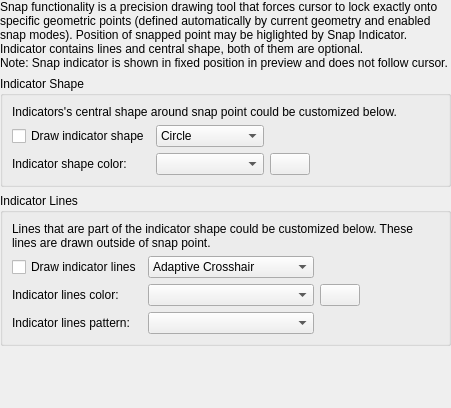
Qt form librecad/src/ui/dialogs/settings/options_drafting/pages/theme/lc_settings_page_drafting_theme_snap_indicator.ui (sand1024/LibreCAD) before a commit.
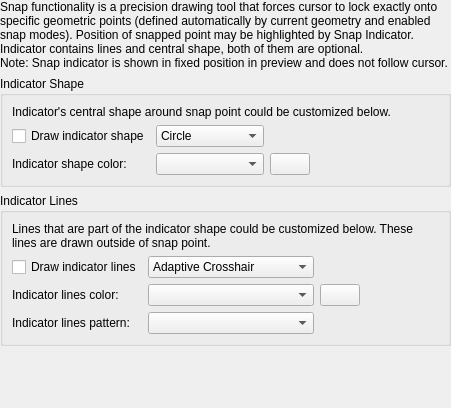
The same form after that commit. Custom widgets are drawn as their Qt base class.

```diff
--- a/librecad/src/ui/dialogs/settings/options_drafting/pages/theme/lc_settings_page_drafting_theme_snap_indicator.ui
+++ b/librecad/src/ui/dialogs/settings/options_drafting/pages/theme/lc_settings_page_drafting_theme_snap_indicator.ui
@@ -26,7 +26,7 @@
    <item>
     <widget class="QLabel" name="label_3">
      <property name="text">
-      <string>Snap functionality is a precision drawing tool that forces cursor to lock exactly onto specific geometric points (defined automatically by current geometry and enabled snap modes). Position of snapped point may be higlighted by Snap Indicator.&lt;br&gt;Indicator contains lines and central shape, both of them are optional.&lt;br&gt;
+      <string>Snap functionality is a precision drawing tool that forces cursor to lock exactly onto specific geometric points (defined automatically by current geometry and enabled snap modes). Position of snapped point may be highlighted by Snap Indicator.&lt;br&gt;Indicator contains lines and central shape, both of them are optional.&lt;br&gt;
 Note: Snap indicator is shown in fixed position in preview and does not follow cursor.</string>
      </property>
      <property name="wordWrap">
@@ -116,7 +116,7 @@
       <item row="0" column="0" colspan="5">
        <widget class="QLabel" name="label">
         <property name="text">
-         <string>Indicators's central shape around snap point could be customized below.</string>
+         <string>Indicator's central shape around snap point could be customized below.</string>
         </property>
         <property name="wordWrap">
          <bool>true</bool>
```
